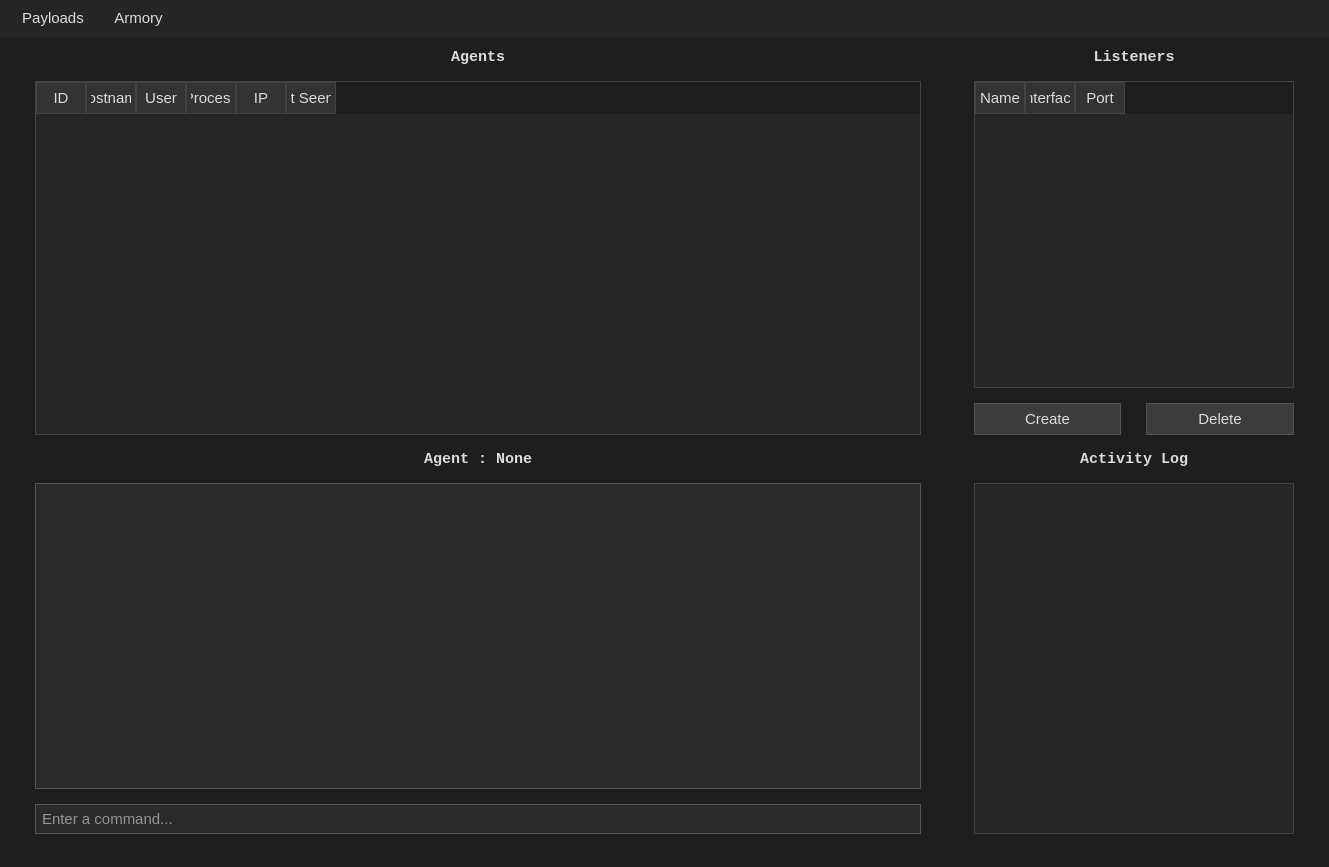
The window that windows/teamserverwindow.ui (2ptr/StrataC2) describes before a commit, drawn with Qt 5.
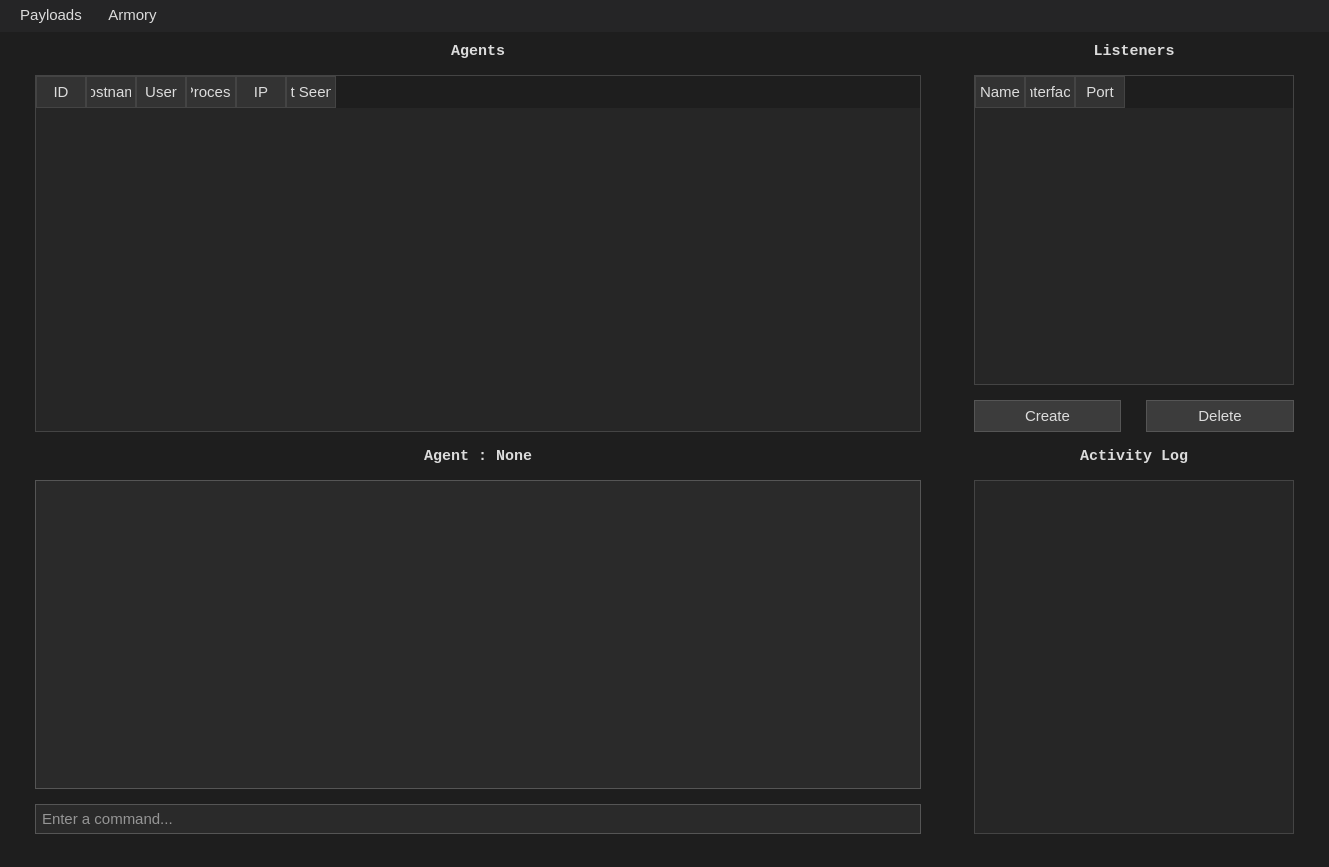
The same window after the commit. Custom widgets are drawn as their Qt base class.

```diff
--- a/windows/teamserverwindow.ui
+++ b/windows/teamserverwindow.ui
@@ -10,6 +10,12 @@
     <height>867</height>
    </rect>
   </property>
+  <property name="font">
+   <font>
+    <family>Consolas</family>
+    <pointsize>11</pointsize>
+   </font>
+  </property>
   <property name="windowTitle">
    <string>Strata C2</string>
   </property>
@@ -35,13 +41,12 @@
     padding: 4px;
 }
 QMenuBar::item {
-    padding: 6px 12px;
+    padding: 3px 10px;
 }
 QMenuBar::item:selected {
     background-color: #007acc;
     color: white;
 }
-
 /* === QMenu === */
 QMenu {
     background-color: #2d2d30;
@@ -562,13 +567,19 @@
      <x>0</x>
      <y>0</y>
      <width>1329</width>
-     <height>39</height>
+     <height>33</height>
     </rect>
    </property>
    <property name="defaultUp">
     <bool>false</bool>
    </property>
    <widget class="QMenu" name="menuPayloads">
+    <property name="font">
+     <font>
+      <family>Consolas</family>
+      <pointsize>11</pointsize>
+     </font>
+    </property>
     <property name="title">
      <string>Payloads</string>
     </property>
```
Lines whose indentation alone changed are shown as unchanged.
